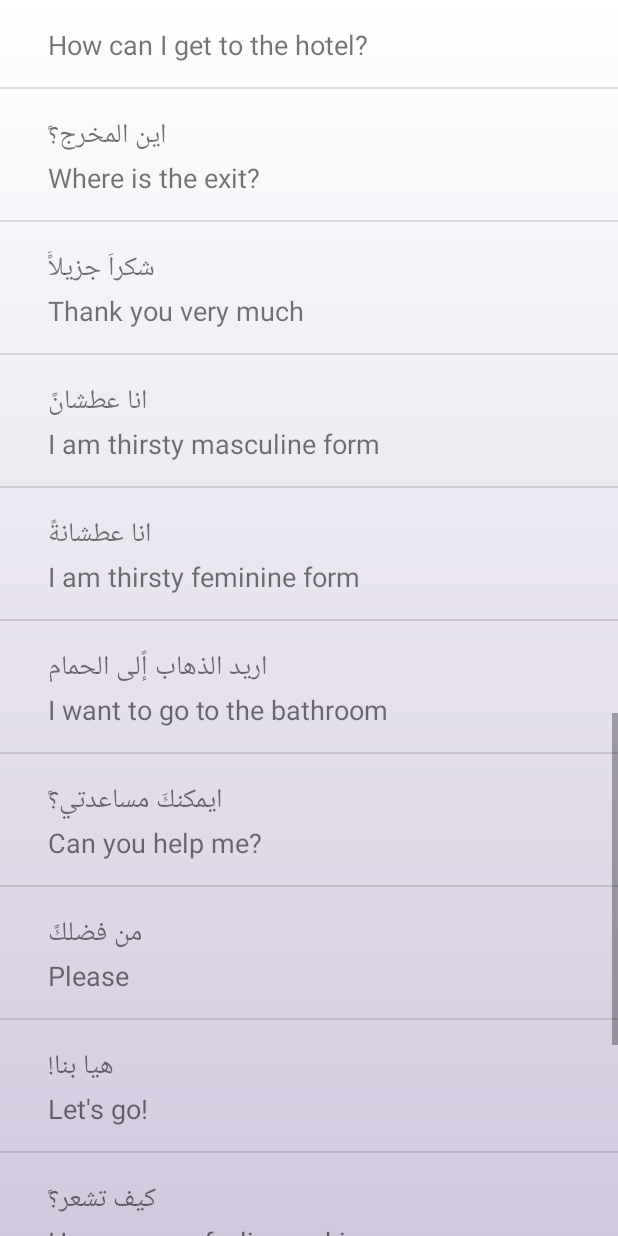
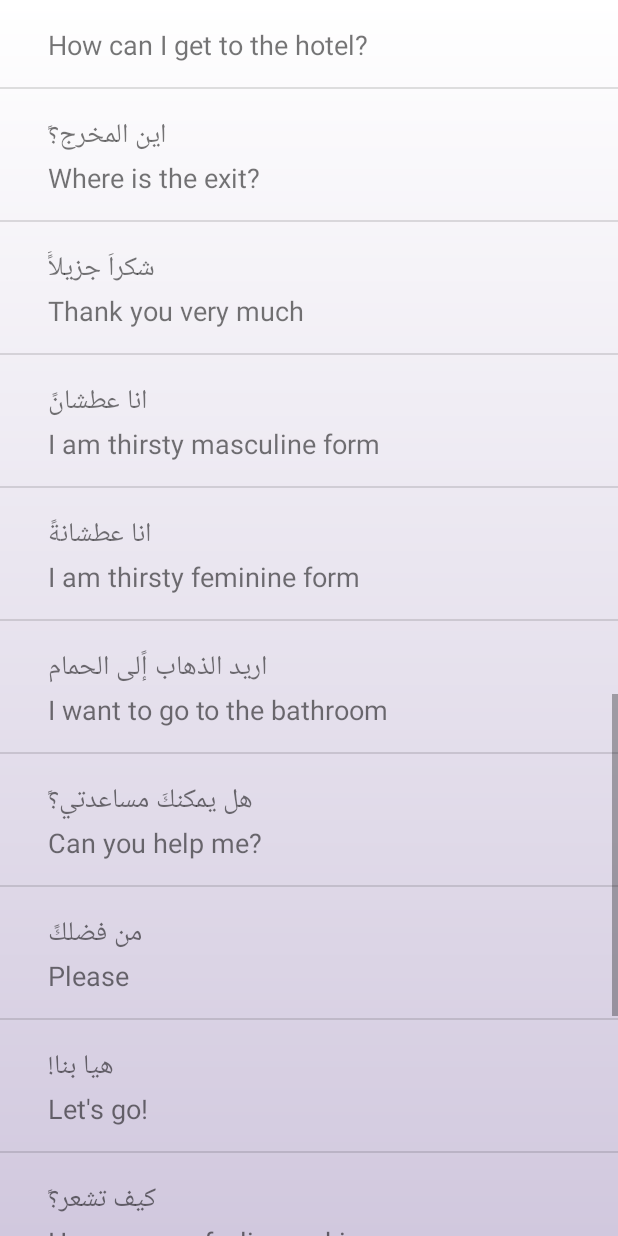
Before and after one commit to brilliant-ember/Arabic-Teaching-app, an Android app: the PhrasesActivity screen opened directly, with no data from a screen before it, scrolled down 1730 dp, on a phone screen of 412 x 824 dp. Run offline under Robolectric (Android 15) with nearby library versions, the phone set to English and light mode, and no system bars.

Commit message:
added to phrases activity

```diff
--- a/app/src/main/java/com/example/mohammedal/learnarabic/PhrasesActivity.java
+++ b/app/src/main/java/com/example/mohammedal/learnarabic/PhrasesActivity.java
@@ -17,8 +17,8 @@ public class PhrasesActivity extends AppCompatActivity {
         setContentView(R.layout.activity_phrases);
 
         final ArrayList<Word> phrases = new ArrayList<>();
-        phrases.add(new Word("Hello","مرحباً"));
-        phrases.add(new Word("Come on","اهلاً و سهلاً"));
+        phrases.add(new Word("Hello","مرحباً",R.raw.marhaba));
+        phrases.add(new Word("Come on","اهلاً و سهلاً",R.raw.ahlawasahla));
         phrases.add(new Word("Come on","تفضل"));
 
         phrases.add(new Word("Formal hello","السلام عليكم",R.raw.asalamalikum));
@@ -47,17 +47,17 @@ public class PhrasesActivity extends AppCompatActivity {
 
 
         phrases.add(new Word("Thank you very much","شكراَ جزيلاًَ",R.raw.thanks));
-        phrases.add(new Word("I am thirsty masculine form","انا عطشانً"));
-        phrases.add(new Word("I am thirsty feminine form","انا عطشانةً"));
-        phrases.add(new Word("I want to go to the bathroom","اريد الذهاب إًلى الحمام"));
-        phrases.add(new Word("Can you help me?","ايمكنكَ مساعدتي؟ً"));
+        phrases.add(new Word("I am thirsty masculine form","انا عطشانً",R.raw.thirstyman));
+        phrases.add(new Word("I am thirsty feminine form","انا عطشانةً",R.raw.thirstywoman));
+        phrases.add(new Word("I want to go to the bathroom","اريد الذهاب إًلى الحمام",R.raw.bathroom));
+        phrases.add(new Word("Can you help me?","هل يمكنكَ مساعدتي؟ً",R.raw.canuhelpme));
         phrases.add(new Word("Please","من فضلكً"));
         phrases.add(new Word("Let's go!","هيا بنا!"));
         phrases.add(new Word("How are you feeling, asking a man","كيف تشعر؟ً"));
         phrases.add(new Word("Good luck","حظاً طيباًَ"));
         phrases.add(new Word("------        .       ------","ً"));
 
-
+        phrases.add(new Word("Oh my god!","يااللهي!"));
         phrases.add(new Word("Go to hell","اذهب الى الجحيمً"));
         phrases.add(new Word("Leave me alone","اتركني و شائني"));
         phrases.add(new Word("I will call the police!","ساتصل بالشرطة!"));
```
Also changed, not shown: 6 other files.
